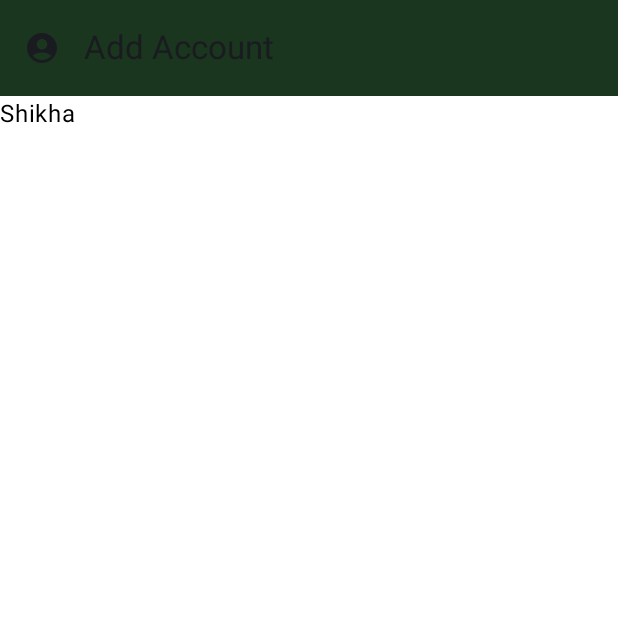
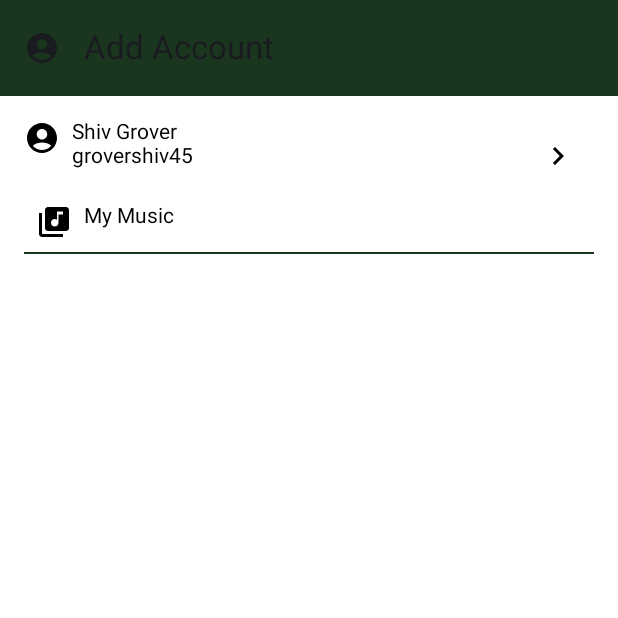
Before and after one commit to ShivGrover45/Music-Player-UI, an Android app built with Jetpack Compose: the MainActivity screen opened directly, with no data from a screen before it, on a phone screen of 412 x 824 dp, the top half of it. Run offline under Robolectric (Android 15) with nearby library versions, the phone set to English and light mode, and no system bars; 1 statement that could not run was skipped.

Commit message:
Account Screen added

```diff
--- a/app/src/main/java/com/example/musicplayer/MainView.kt
+++ b/app/src/main/java/com/example/musicplayer/MainView.kt
@@ -49,6 +49,7 @@ import androidx.navigation.compose.rememberNavController
 import com.example.musicplayer.R
 import com.example.musicplayer.Screen
 import com.example.musicplayer.ui.theme.AccountDialog
+import com.example.musicplayer.ui.theme.AccountView
 import com.example.musicplayer.ui.theme.MusicPlayerTheme
 import kotlinx.coroutines.CoroutineScope
 import kotlinx.coroutines.launch
@@ -114,7 +115,7 @@ fun MainView(){
            }
         }
     ) {
-        Text(text = "Shikha",Modifier.padding(it))
+        Navigation(navController= controller, viewModel =viewModel , pd =it )
         AccountDialog(dialogOpen = dialogOpen)
     }
 
@@ -155,7 +156,7 @@ fun Navigation(navController: NavController,viewModel: MainViewModel,pd:PaddingV
         modifier = Modifier.padding(pd)
         ) {
         composable(Screen.DrawerScreen.Account.route){
-            MainView()
+            AccountView()
         }
         composable(Screen.DrawerScreen.Subscription.route){
 
--- /dev/null
+++ b/app/src/main/java/com/example/musicplayer/ui/theme/AccountView.kt
@@ -0,0 +1,83 @@
+package com.example.musicplayer.ui.theme
+
+import androidx.compose.foundation.layout.Arrangement
+import androidx.compose.foundation.layout.Column
+import androidx.compose.foundation.layout.Row
+import androidx.compose.foundation.layout.fillMaxSize
+import androidx.compose.foundation.layout.fillMaxWidth
+import androidx.compose.foundation.layout.padding
+import androidx.compose.material.Divider
+import androidx.compose.material.Icon
+import androidx.compose.material.IconButton
+import androidx.compose.material.Text
+import androidx.compose.material.TextField
+import androidx.compose.material.icons.Icons
+import androidx.compose.material.icons.automirrored.filled.KeyboardArrowRight
+import androidx.compose.material.icons.filled.AccountCircle
+import androidx.compose.material.icons.filled.KeyboardArrowRight
+import androidx.compose.runtime.Composable
+import androidx.compose.ui.Alignment
+import androidx.compose.ui.Modifier
+import androidx.compose.ui.res.colorResource
+import androidx.compose.ui.res.painterResource
+import androidx.compose.ui.tooling.preview.Preview
+import androidx.compose.ui.unit.dp
+import com.example.musicplayer.R
+
+@Composable
+fun AccountView() {
+    Column(
+        modifier = Modifier
+            .fillMaxSize()
+            .padding(16.dp)
+    ) {
+
+        Row(
+            modifier = Modifier.fillMaxWidth(),
+            horizontalArrangement = Arrangement.SpaceBetween
+        ) {
+            Row() {
+                Icon(
+                    imageVector = Icons.Default.AccountCircle,
+                    contentDescription = "User-Account",
+                    modifier = Modifier.padding(end = 8.dp)
+                )
+                Column {
+                    Text(text = "Shiv Grover")
+                    Text(text = "grovershiv45")
+                }
+            }
+            IconButton(onClick = { /*TODO*/ }) {
+                Icon(
+                    imageVector = Icons.AutoMirrored.Filled.KeyboardArrowRight,
+                    contentDescription = null,
+                )
+            }
+        }
+
+
+        Row(
+            modifier = Modifier
+                .fillMaxWidth()
+                .padding(8.dp)
+        ) {
+            Icon(
+                painter = painterResource(id = R.drawable.baseline_library_music_24),
+                contentDescription = null,
+                modifier = Modifier.padding(end = 8.dp)
+            )
+            Column {
+                Text(text = "My Music")
+            }
+        }
+        Divider(
+            color = colorResource(id = R.color.top_bar_color)
+        )
+    }
+}
+
+@Preview(showBackground = true)
+@Composable
+fun AccountViewPreview(){
+    AccountView()
+}
```
